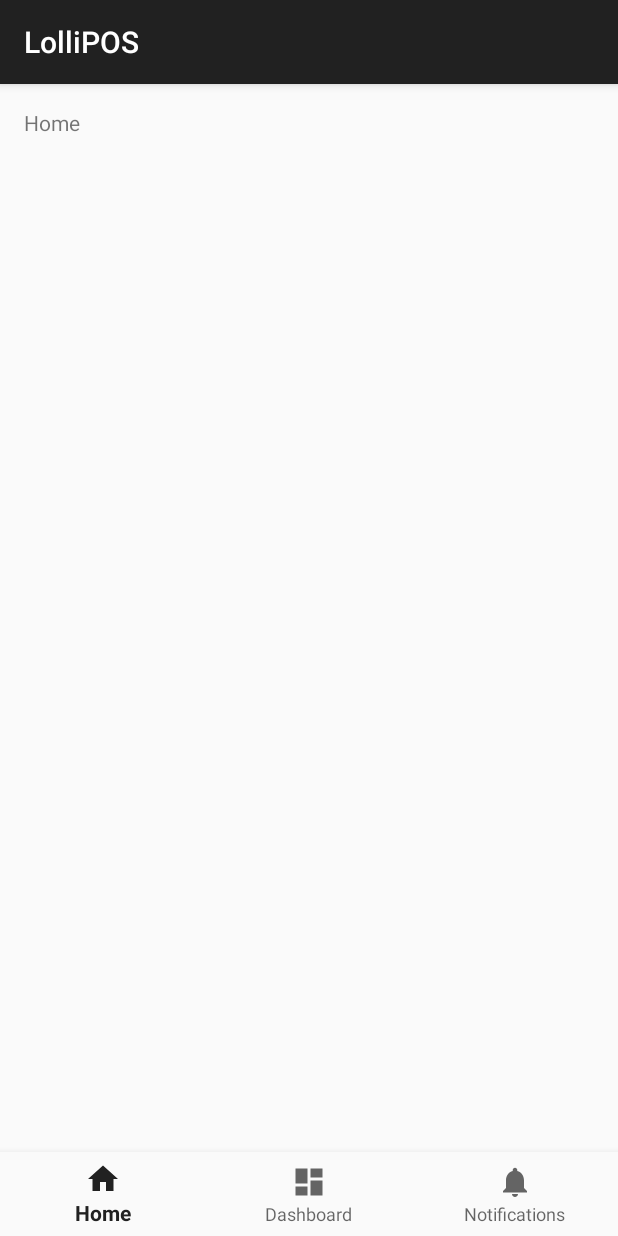
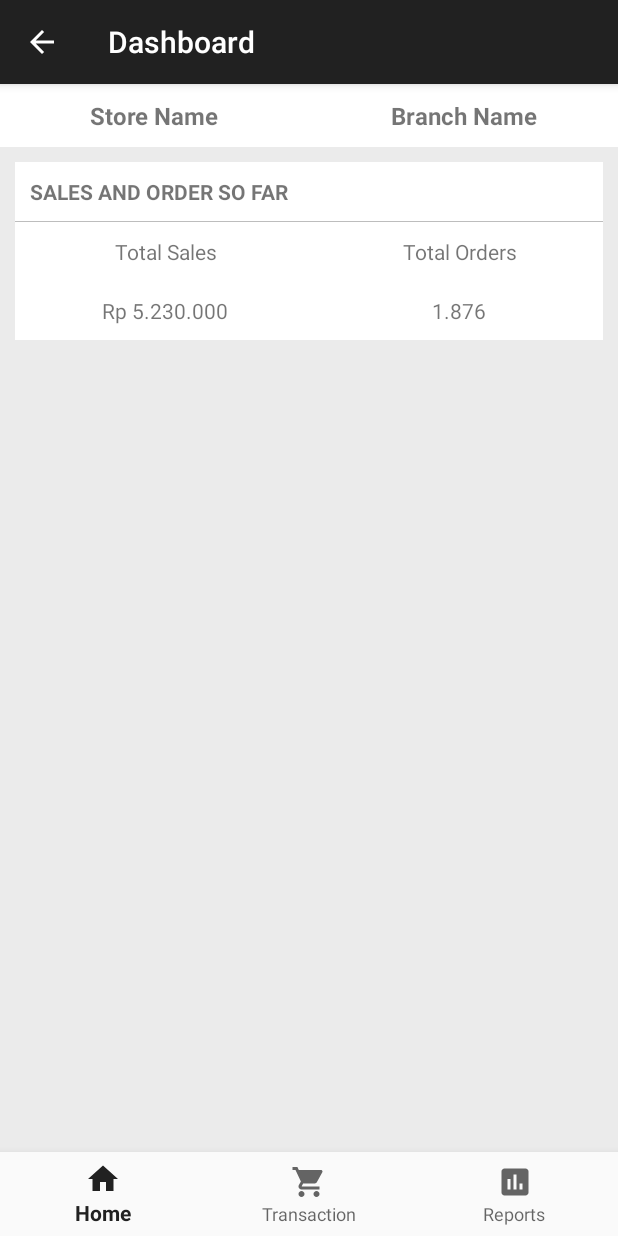
Before and after one commit to faridefendi58/lollipos, an Android app: the DashboardActivity screen opened directly, with no data from a screen before it, on a phone screen of 412 x 824 dp. Run offline under Robolectric (Android 15) with nearby library versions, the phone set to English and light mode, and no system bars.

Commit message:
Make fragment for dashboard

```diff
--- a/app/src/main/AndroidManifest.xml
+++ b/app/src/main/AndroidManifest.xml
@@ -43,7 +43,8 @@
         <activity
             android:name="id.web.jagungbakar.lollipos.ui.DashboardActivity"
             android:screenOrientation="portrait"
-            android:theme="@style/Theme.AppCompat.Light.DarkActionBar" />
+            android:theme="@style/Theme.AppCompat.Light.DarkActionBar"
+            android:icon="@drawable/ic_launcher" />
     </application>
 
 </manifest>
--- a/app/src/main/java/id/web/jagungbakar/lollipos/ui/DashboardActivity.java
+++ b/app/src/main/java/id/web/jagungbakar/lollipos/ui/DashboardActivity.java
@@ -1,46 +1,88 @@
 package id.web.jagungbakar.lollipos.ui;
 
+import android.app.ActionBar;
+import android.support.v4.app.Fragment;
+import android.content.Intent;
 import android.os.Bundle;
 import android.support.annotation.NonNull;
 import android.support.design.widget.BottomNavigationView;
 import android.support.v7.app.AppCompatActivity;
 import android.view.MenuItem;
-import android.widget.TextView;
 
 import id.web.jagungbakar.lollipos.R;
+import id.web.jagungbakar.lollipos.domain.params.ParamCatalog;
+import id.web.jagungbakar.lollipos.domain.params.ParamService;
+import id.web.jagungbakar.lollipos.techicalservices.NoDaoSetException;
+import id.web.jagungbakar.lollipos.ui.dashboard.DashboardFragment;
+import id.web.jagungbakar.lollipos.ui.dashboard.ReportFragment;
 
-public class DashboardActivity extends AppCompatActivity {
+public class DashboardActivity extends AppCompatActivity
+        implements BottomNavigationView.OnNavigationItemSelectedListener {
 
-    private TextView mTextMessage;
-
-    private BottomNavigationView.OnNavigationItemSelectedListener mOnNavigationItemSelectedListener
-            = new BottomNavigationView.OnNavigationItemSelectedListener() {
-
-        @Override
-        public boolean onNavigationItemSelected(@NonNull MenuItem item) {
-            switch (item.getItemId()) {
-                case R.id.navigation_home:
-                    mTextMessage.setText(R.string.title_home);
-                    return true;
-                case R.id.navigation_dashboard:
-                    mTextMessage.setText(R.string.title_dashboard);
-                    return true;
-                case R.id.navigation_notifications:
-                    mTextMessage.setText(R.string.title_notifications);
-                    return true;
-            }
-            return false;
-        }
-    };
+    private ParamCatalog paramCatalog;
+    private android.support.v7.app.ActionBar actionBar;
 
     @Override
     protected void onCreate(Bundle savedInstanceState) {
         super.onCreate(savedInstanceState);
         setContentView(R.layout.activity_main);
 
-        mTextMessage = (TextView) findViewById(R.id.message);
+        //loading the default fragment
+        loadFragment(new DashboardFragment());
+
         BottomNavigationView navigation = (BottomNavigationView) findViewById(R.id.navigation);
-        navigation.setOnNavigationItemSelectedListener(mOnNavigationItemSelectedListener);
+        navigation.setOnNavigationItemSelectedListener(this);
+
+        actionBar = getSupportActionBar();
+        actionBar.setTitle(getResources().getString(R.string.title_dashboard));
+        getSupportActionBar().setDisplayHomeAsUpEnabled(true);
+
+        try {
+            paramCatalog = ParamService.getInstance().getParamCatalog();
+            /*if (paramCatalog.getParamByName("store_name") != null) {
+                actionBar.setTitle(paramCatalog.getParamByName("store_name").getValue());
+                actionBar.setIcon(getResources().getDrawable(R.drawable.ic_launcher));
+                //getSupportActionBar().setDisplayHomeAsUpEnabled(true);
+            }*/
+        } catch (NoDaoSetException e) {
+            e.printStackTrace();
+        }
     }
 
+    @Override
+    public boolean onNavigationItemSelected(@NonNull MenuItem item) {
+        Fragment fragment = null;
+
+        switch (item.getItemId()) {
+            case R.id.navigation_home:
+                fragment = new DashboardFragment();
+                actionBar.setTitle(getResources().getString(R.string.title_dashboard));
+                break;
+
+            case R.id.navigation_transaction:
+                Intent intent = new Intent(DashboardActivity.this, MainActivity.class);
+                finish();
+                startActivity(intent);
+                break;
+
+            case R.id.navigation_reports:
+                fragment = new ReportFragment();
+                actionBar.setTitle(getResources().getString(R.string.title_reports));
+                break;
+        }
+
+        return loadFragment(fragment);
+    }
+
+    private boolean loadFragment(Fragment fragment) {
+        //switching fragment
+        if (fragment != null) {
+            getSupportFragmentManager()
+                    .beginTransaction()
+                    .replace(R.id.fragment_container, fragment)
+                    .commit();
+            return true;
+        }
+        return false;
+    }
 }
--- /dev/null
+++ b/app/src/main/java/id/web/jagungbakar/lollipos/ui/dashboard/DashboardFragment.java
@@ -0,0 +1,20 @@
+package id.web.jagungbakar.lollipos.ui.dashboard;
+
+import android.content.Context;
+import android.net.Uri;
+import android.os.Bundle;
+import android.support.v4.app.Fragment;
+import android.support.annotation.Nullable;
+import android.view.LayoutInflater;
+import android.view.View;
+import android.view.ViewGroup;
+
+import id.web.jagungbakar.lollipos.R;
+
+public class DashboardFragment extends Fragment {
+    @Nullable
+    @Override
+    public View onCreateView(LayoutInflater inflater, @Nullable ViewGroup container, @Nullable Bundle savedInstanceState) {
+        return inflater.inflate(R.layout.fragment_dashboard, null);
+    }
+}
--- /dev/null
+++ b/app/src/main/java/id/web/jagungbakar/lollipos/ui/dashboard/ReportFragment.java
@@ -0,0 +1,18 @@
+package id.web.jagungbakar.lollipos.ui.dashboard;
+
+import android.support.v4.app.Fragment;
+import android.os.Bundle;
+import android.support.annotation.Nullable;
+import android.view.LayoutInflater;
+import android.view.View;
+import android.view.ViewGroup;
+
+import id.web.jagungbakar.lollipos.R;
+
+public class ReportFragment extends Fragment {
+    @Nullable
+    @Override
+    public View onCreateView(LayoutInflater inflater, @Nullable ViewGroup container, @Nullable Bundle savedInstanceState) {
+        return inflater.inflate(R.layout.fragment_report, null);
+    }
+}
--- /dev/null
+++ b/app/src/main/res/drawable/ic_insert_chart_black_24dp.xml
@@ -0,0 +1,9 @@
+<vector xmlns:android="http://schemas.android.com/apk/res/android"
+        android:width="24dp"
+        android:height="24dp"
+        android:viewportWidth="24.0"
+        android:viewportHeight="24.0">
+    <path
+        android:fillColor="#FF000000"
+        android:pathData="M19,3L5,3c-1.1,0 -2,0.9 -2,2v14c0,1.1 0.9,2 2,2h14c1.1,0 2,-0.9 2,-2L21,5c0,-1.1 -0.9,-2 -2,-2zM9,17L7,17v-7h2v7zM13,17h-2L11,7h2v10zM17,17h-2v-4h2v4z"/>
+</vector>
--- /dev/null
+++ b/app/src/main/res/drawable/ic_shopping_cart_black_24dp.xml
@@ -0,0 +1,9 @@
+<vector xmlns:android="http://schemas.android.com/apk/res/android"
+        android:width="24dp"
+        android:height="24dp"
+        android:viewportWidth="24.0"
+        android:viewportHeight="24.0">
+    <path
+        android:fillColor="#FF000000"
+        android:pathData="M7,18c-1.1,0 -1.99,0.9 -1.99,2S5.9,22 7,22s2,-0.9 2,-2 -0.9,-2 -2,-2zM1,2v2h2l3.6,7.59 -1.35,2.45c-0.16,0.28 -0.25,0.61 -0.25,0.96 0,1.1 0.9,2 2,2h12v-2L7.42,15c-0.14,0 -0.25,-0.11 -0.25,-0.25l0.03,-0.12 0.9,-1.63h7.45c0.75,0 1.41,-0.41 1.75,-1.03l3.58,-6.49c0.08,-0.14 0.12,-0.31 0.12,-0.48 0,-0.55 -0.45,-1 -1,-1L5.21,4l-0.94,-2L1,2zM17,18c-1.1,0 -1.99,0.9 -1.99,2s0.89,2 1.99,2 2,-0.9 2,-2 -0.9,-2 -2,-2z"/>
+</vector>
--- a/app/src/main/res/layout/activity_main.xml
+++ b/app/src/main/res/layout/activity_main.xml
@@ -7,13 +7,11 @@
     android:layout_height="match_parent"
     tools:context=".ui.MainActivity">
 
-    <TextView
-        android:id="@+id/message"
-        android:layout_width="wrap_content"
-        android:layout_height="wrap_content"
-        android:layout_marginLeft="@dimen/activity_horizontal_margin"
-        android:layout_marginStart="@dimen/activity_horizontal_margin"
-        android:layout_marginTop="@dimen/activity_vertical_margin"
+    <FrameLayout
+        android:id="@+id/fragment_container"
+        android:layout_width="match_parent"
+        android:layout_height="match_parent"
+        android:layout_marginBottom="56dp"
         android:text="@string/title_home"
         app:layout_constraintLeft_toLeftOf="parent"
         app:layout_constraintTop_toTopOf="parent" />
--- /dev/null
+++ b/app/src/main/res/layout/fragment_dashboard.xml
@@ -0,0 +1,116 @@
+<?xml version="1.0" encoding="utf-8"?>
+<LinearLayout xmlns:android="http://schemas.android.com/apk/res/android"
+    xmlns:tools="http://schemas.android.com/tools"
+    android:layout_width="match_parent"
+    android:layout_height="match_parent"
+    tools:context=".ui.dashboard.DashboardFragment"
+    android:background="@color/colorGrey"
+    android:orientation="vertical">
+
+    <LinearLayout
+        android:id="@+id/store_name_container"
+        android:layout_width="match_parent"
+        android:layout_height="wrap_content"
+        android:orientation="horizontal"
+        android:background="@color/colorWhite">
+
+        <TextView
+            android:layout_width="0dp"
+            android:layout_height="wrap_content"
+            android:layout_weight="1"
+            android:gravity="center_horizontal"
+            android:padding="10dp"
+            android:text="Store Name"
+            android:textSize="16dip"
+            android:textStyle="bold" />
+
+        <TextView
+            android:layout_width="0dp"
+            android:layout_height="wrap_content"
+            android:gravity="center_horizontal"
+            android:layout_weight="1"
+            android:padding="10dp"
+            android:text="Branch Name"
+            android:textSize="16dip"
+            android:textStyle="bold" />
+
+    </LinearLayout>
+
+    <LinearLayout
+        android:id="@+id/summary_container"
+        android:layout_width="match_parent"
+        android:layout_height="wrap_content"
+        android:orientation="horizontal"
+        android:background="@color/colorWhite"
+        android:layout_below="@+id/store_name_container"
+        android:layout_margin="10dp">
+
+        <TableLayout
+            android:layout_width="match_parent"
+            android:layout_height="match_parent"
+            android:shrinkColumns="*"  android:stretchColumns="*" android:background="#ffffff">
+
+            <TableRow
+                android:layout_height="wrap_content"
+                android:layout_width="fill_parent"
+                android:gravity="center_horizontal">
+
+                <TextView
+                    android:layout_width="match_parent"
+                    android:layout_height="wrap_content"
+                    android:text="Sales and Order So Far"
+                    android:textAllCaps="true"
+                    android:layout_span="2"
+                    android:padding="10dip"
+                    android:textStyle="bold"/>
+
+            </TableRow>
+
+            <TableRow android:layout_height="1px" android:background="#BDBDBD">
+                <TextView android:layout_span="2" android:layout_height="1px"
+                    android:layout_width="fill_parent" android:text="">
+                </TextView>
+            </TableRow>
+
+            <TableRow
+                android:layout_height="wrap_content"
+                android:layout_width="match_parent"
+                android:gravity="center_horizontal">
+
+                <TextView
+                    android:text="Total Sales"
+                    android:layout_weight="1"
+                    android:padding="10dip"
+                    android:gravity="center"/>
+
+                <TextView
+                    android:text="Total Orders"
+                    android:layout_weight="1"
+                    android:padding="10dip"
+                    android:gravity="center"/>
+            </TableRow>
+            <TableRow
+                android:layout_height="wrap_content"
+                android:layout_width="match_parent"
+                android:gravity="center_horizontal">
+
+                <TextView
+                    android:id="@+id/txt_tot_sales"
+                    android:text="Rp 5.230.000"
+                    android:layout_weight="1"
+                    android:padding="10dip"
+                    android:gravity="center"/>
+
+                <TextView
+                    android:id="@+id/txt_tot_orders"
+                    android:text="1.876"
+                    android:layout_weight="1"
+                    android:padding="10dip"
+                    android:gravity="center"/>
+            </TableRow>
+
+        </TableLayout>
+
+    </LinearLayout>
+
+</LinearLayout>
--- /dev/null
+++ b/app/src/main/res/layout/fragment_report.xml
@@ -0,0 +1,16 @@
+<?xml version="1.0" encoding="utf-8"?>
+<FrameLayout xmlns:android="http://schemas.android.com/apk/res/android"
+    xmlns:tools="http://schemas.android.com/tools"
+    android:layout_width="match_parent"
+    android:layout_height="match_parent"
+    tools:context=".ui.dashboard.DashboardFragment">
+
+    <TextView
+        android:layout_width="wrap_content"
+        android:layout_height="wrap_content"
+        android:layout_centerHorizontal="true"
+        android:layout_centerVertical="true"
+        android:text="Report"
+        android:textAppearance="@style/Base.TextAppearance.AppCompat.Large" />
+
+</FrameLayout>
--- a/app/src/main/res/menu/navigation.xml
+++ b/app/src/main/res/menu/navigation.xml
@@ -7,13 +7,13 @@
         android:title="@string/title_home" />
 
     <item
-        android:id="@+id/navigation_dashboard"
-        android:icon="@drawable/ic_dashboard_black_24dp"
-        android:title="@string/title_dashboard" />
+        android:id="@+id/navigation_transaction"
+        android:icon="@drawable/ic_shopping_cart_black_24dp"
+        android:title="@string/title_transaction" />
 
     <item
-        android:id="@+id/navigation_notifications"
-        android:icon="@drawable/ic_notifications_black_24dp"
-        android:title="@string/title_notifications" />
+        android:id="@+id/navigation_reports"
+        android:icon="@drawable/ic_insert_chart_black_24dp"
+        android:title="@string/title_reports" />
 
 </menu>
--- a/app/src/main/res/values/colors.xml
+++ b/app/src/main/res/values/colors.xml
@@ -4,4 +4,6 @@
     <color name="colorPrimaryDark">#303F9F</color>
     <color name="colorAccent">#FF4081</color>
     <color name="colorRed">#e13d5f</color>
+    <color name="colorGrey">#ebebeb</color>
+    <color name="colorWhite">#ffffff</color>
 </resources>
--- a/app/src/main/res/values/strings.xml
+++ b/app/src/main/res/values/strings.xml
@@ -70,6 +70,8 @@
     <string name="title_home">Home</string>
     <string name="title_dashboard">Dashboard</string>
     <string name="title_notifications">Notifications</string>
+    <string name="title_transaction">Transaction</string>
+    <string name="title_reports">Reports</string>
 
     <string name="lang_en">English</string>
     <string name="lang_id">Bahasa Indonesia</string>
```
Also changed, not shown: 1 other file.
